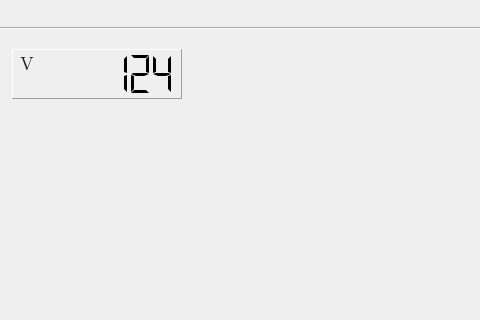
The window that PSC488/mainwindow.ui (Marculonis21/PSC488_source) describes before a commit, drawn with Qt 5; both pictures show x 220 to 700 and y 0 to 320 of the 700 by 585 pixel window.
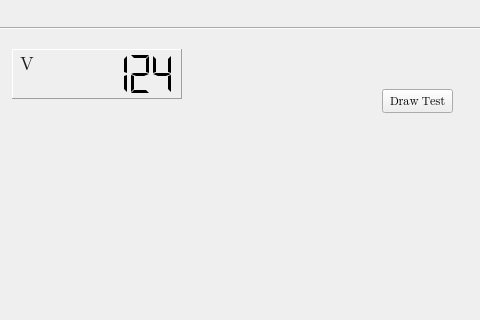
The same window after the commit. Icons and pictures are not drawn. Custom widgets are drawn as their Qt base class.

Commit message:
Plotting test UI setup
adding draw test debug button

What changed in the file:
```diff
--- a/PSC488/mainwindow.ui
+++ b/PSC488/mainwindow.ui
@@ -708,6 +708,19 @@
        <bool>false</bool>
       </property>
      </widget>
+     <widget class="QPushButton" name="drawTestButton">
+      <property name="geometry">
+       <rect>
+        <x>600</x>
+        <y>60</y>
+        <width>71</width>
+        <height>24</height>
+       </rect>
+      </property>
+      <property name="text">
+       <string>Draw Test</string>
+      </property>
+     </widget>
      <zorder>monitorVolts</zorder>
      <zorder>voltageShow</zorder>
      <zorder>label_4</zorder>
```
Left out of the diff: 1 changed line with no effect on the pictures. The commit also changes 2 other files.
